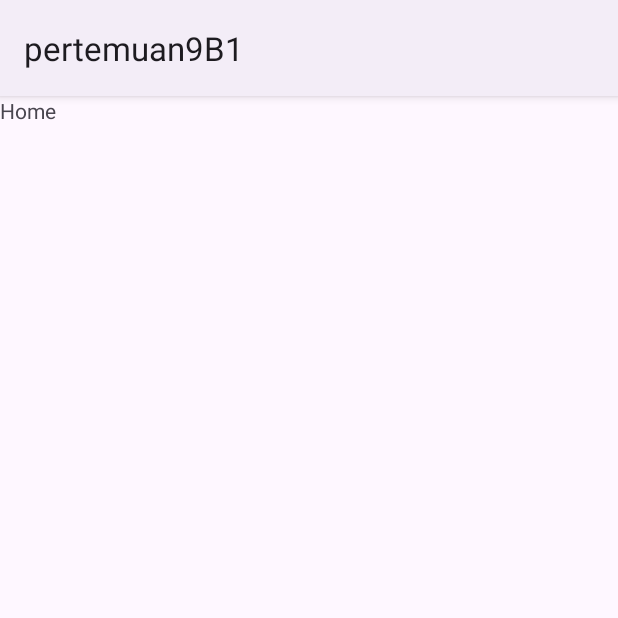
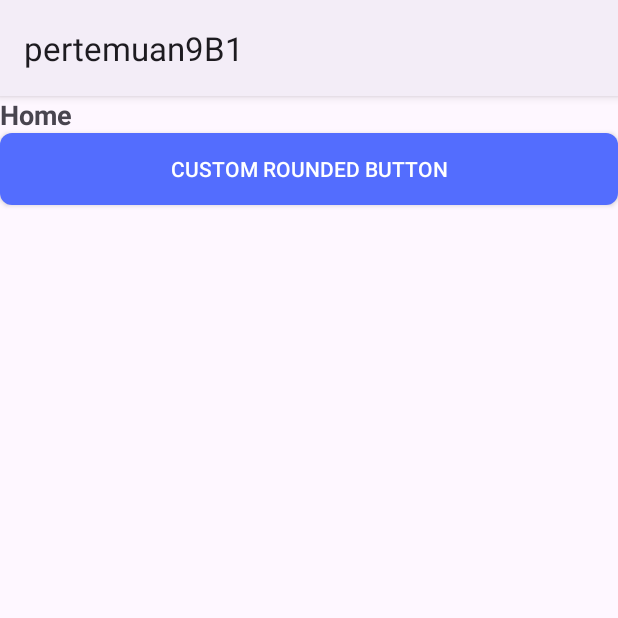
Before and after one commit to prasetyoedi/pertemuan9B1, an Android app: the fragment HomeFragment shown on its own in the app's theme, on a phone screen of 412 x 824 dp, the top half of it. Run offline under Robolectric (Android 15) with nearby library versions, the phone set to English and light mode, and no system bars.

Commit message:
custom style

```diff
--- a/app/src/main/java/com/example/pertemuan9b1/MainActivity.kt
+++ b/app/src/main/java/com/example/pertemuan9b1/MainActivity.kt
@@ -16,6 +16,8 @@ class MainActivity : AppCompatActivity() {
     lateinit var viewPager2 : ViewPager2
     override fun onCreate(savedInstanceState: Bundle?) {
         super.onCreate(savedInstanceState)
+        title = "Dashboard"
+        supportActionBar?.hide()
         var binding = ActivityMainBinding.inflate(layoutInflater)
         setContentView(binding.root)
 
--- /dev/null
+++ b/app/src/main/res/drawable/rounded_button.xml
@@ -0,0 +1,16 @@
+<?xml version="1.0" encoding="utf-8"?>
+<selector xmlns:android="http://schemas.android.com/apk/res/android">
+
+    <item android:state_pressed="true">
+        <shape android:shape="rectangle">
+            <solid android:color="#303f9f"/>
+            <corners android:radius="8dp"/>
+        </shape>
+    </item>
+    <item>
+        <shape android:shape="rectangle">
+            <solid android:color="#536dfe"/>
+            <corners android:radius="8dp"/>
+        </shape>
+    </item>
+</selector>
--- a/app/src/main/res/layout/fragment_home.xml
+++ b/app/src/main/res/layout/fragment_home.xml
@@ -1,14 +1,24 @@
 <?xml version="1.0" encoding="utf-8"?>
-<FrameLayout xmlns:android="http://schemas.android.com/apk/res/android"
+<LinearLayout xmlns:android="http://schemas.android.com/apk/res/android"
     xmlns:tools="http://schemas.android.com/tools"
     android:layout_width="match_parent"
     android:layout_height="match_parent"
-    tools:context=".HomeFragment">
+    tools:context=".HomeFragment"
+    android:orientation="vertical">
 
     <!-- TODO: Update blank fragment layout -->
     <TextView
         android:layout_width="match_parent"
-        android:layout_height="match_parent"
-        android:text="Home" />
+        android:layout_height="wrap_content"
+        android:text="Home"
+        style="@style/CustomTetxViewLargeBold"/>
 
-</FrameLayout>
+    <androidx.appcompat.widget.AppCompatButton
+        android:layout_width="match_parent"
+        android:layout_height="wrap_content"
+        android:id="@+id/btn"
+        android:text="CUSTOM ROUNDED BUTTON"
+        style="@style/CustomRoundedButton"
+        />
+
+</LinearLayout>
--- a/app/src/main/res/values/themes.xml
+++ b/app/src/main/res/values/themes.xml
@@ -13,4 +13,13 @@
     <style name="Theme.Pertemuan9B1" parent="Base.Theme.Pertemuan9B1" />
     <style name="Theme.Pertemuan9B1.WithActionBar" parent="Base.Theme.Pertemuan9B1.WithActionBar" />
 
+    <style name="CustomRoundedButton" parent="Widget.AppCompat.Button" >
+        <item name="android:background">@drawable/rounded_button</item>
+        <item name="android:textColor">#FFFFFF</item>
+    </style>
+
+    <style name="CustomTetxViewLargeBold" parent="Widget.AppCompat.TextView">
+        <item name="android:textSize">18dp</item>
+        <item name="android:textStyle">bold</item>
+    </style>
 </resources>
```
